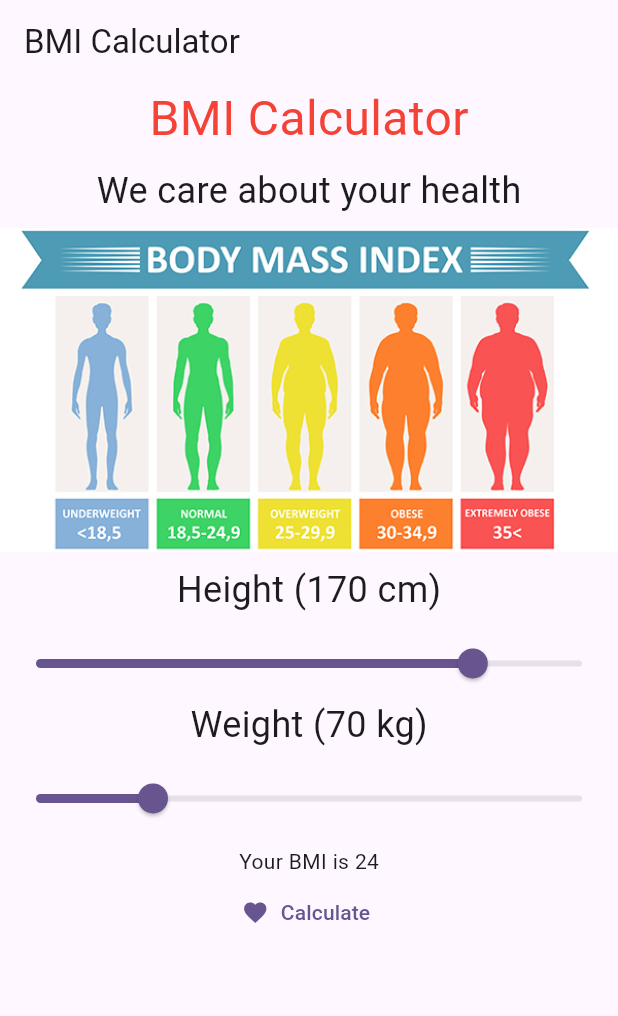
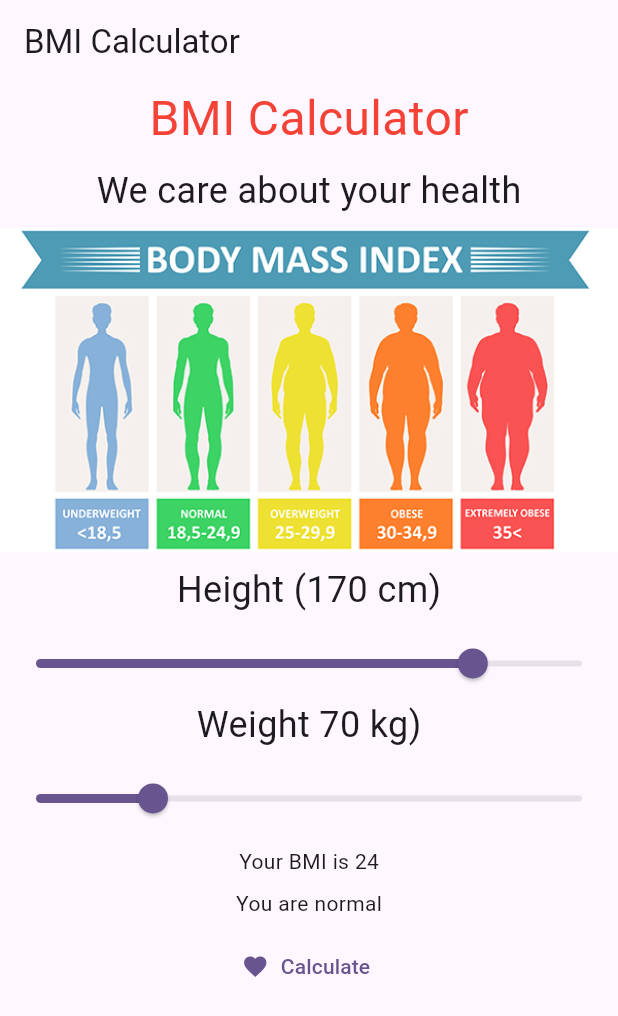
Before and after one commit to wanmuz86/bmi_calc_sep23, a Flutter app: the screen it shows after launch, after a tap on "Calculate", on a phone screen of 412 x 824 dp. Shown: the top 1016 px of the screen. Run offline on Flutter 3.47's test engine with Material 2 defaults, Android fonts, the phone set to English and light mode, and no system bars.

Commit message:
Additional code

```diff
--- a/lib/main.dart
+++ b/lib/main.dart
@@ -18,7 +18,7 @@ class MyApp extends StatelessWidget {
         colorScheme: ColorScheme.fromSeed(seedColor: Colors.deepPurple),
         useMaterial3: true,
       ),
-      home: HomePage(),
+      home: const HomePage(),
     );
   }
 }
@@ -35,23 +35,25 @@ class _HomePageState extends State<HomePage> {
   double _heightSliderValue = 170; // private property
   double _weightSliderValue = 70; // Declaring with data type -> explicit declaration
   var _bmi = 0; // declaring var -> implicit declaration
+  var _message = "";
   @override
   Widget build(BuildContext context) {
     return Scaffold(
       appBar: AppBar(
-        title: Text("BMI Calculator"),
+        title: const Text("BMI Calculator"),
       ),
-      body: Center(
+      body: SingleChildScrollView(
+        child: Center(
             child: Column(
           children: [
-          Text("BMI Calculator", style: TextStyle(fontSize: 32, color: Colors.red),),
-          SizedBox(height: 8,),
-          Text("We care about your health", style: TextStyle(fontSize: 24),),
-          SizedBox(height: 8,),
+            const Text("BMI Calculator", style: TextStyle(fontSize: 32, color: Colors.red),),
+            const SizedBox(height: 8,),
+            const Text("We care about your health", style: TextStyle(fontSize: 24),),
+            const SizedBox(height: 8,),
             Image.asset("assets/bmi_calc.jpg"),
-          SizedBox(height: 8,),
-          Text("Height (${_heightSliderValue.round()} cm)", style: TextStyle(fontSize: 24),),
-          SizedBox(height: 8,),
+            const SizedBox(height: 8,),
+            Text("Height (${_heightSliderValue.round()} cm)", style: const TextStyle(fontSize: 24),),
+            const SizedBox(height: 8,),
             // Slider
             Slider(
               value: _heightSliderValue,
@@ -63,9 +65,9 @@ class _HomePageState extends State<HomePage> {
                 });
               },
             ),
-          Text("Weight (${_weightSliderValue.round()} kg)",
-            style: TextStyle(fontSize: 24),),
-          SizedBox(height: 8,),
+            Text("Weight ${_weightSliderValue.round()} kg)",
+              style: const TextStyle(fontSize: 24),),
+            const SizedBox(height: 8,),
             // Slider
             Slider(
               value: _weightSliderValue,
@@ -77,29 +79,53 @@ class _HomePageState extends State<HomePage> {
                 });
               },
             ),
-          SizedBox(height: 8,),
-          Text("Your BMI is $_bmi"), // $ and ${ } is to bring out variable
+            const SizedBox(height: 8,),
+            _bmi != 0 ? Text("Your BMI is $_bmi") : const SizedBox(),
+            const SizedBox(height: 8,),
+            Text(_message),// $ and ${ } is to bring out variable
+            const SizedBox(height: 8,),
             TextButton.icon(
                 onPressed: () {
                   // ( weight in kg / (height in metre)^2) = bmi
 
                   var bmiTemp = _weightSliderValue / pow((_heightSliderValue / 100),2);
-                print(bmiTemp);
+
                   // ONLY Assigning bmiTemp.round() into _bmi variable
                  // _bmi = bmiTemp.round();
 
                   // Assigning  bmiTemp.round() into _bmi variable
                   // The widget to be refreshed
 
+                  var messageTemp = "";
+
+                  if (bmiTemp < 18){
+                    messageTemp = "You are underweight";
+                  }
+                  else if (bmiTemp < 25){
+                    messageTemp = "You are normal";
+                  }
+                  else if (bmiTemp < 30){
+                    messageTemp = "You are overweight";
+                  }
+                  else {
+                    messageTemp = "You are obese";
+                  }
+
                   setState(() {
+                    // _bmi => int
+                    // bmiTemp => double
+                    // integer = double
+                    // in order to assign bmiTemp into _bmi, I have to transform it to int
                     _bmi = bmiTemp.round();
+                    _message = messageTemp;
                   });
 
                 },
-              icon: Icon(Icons.favorite),
-              label: Text("Calculate"))
+                icon: const Icon(Icons.favorite),
+                label: const Text("Calculate"))
           ],
         )),
+      ),
     );
   }
 }
```
Lines whose indentation alone changed are shown as unchanged.
